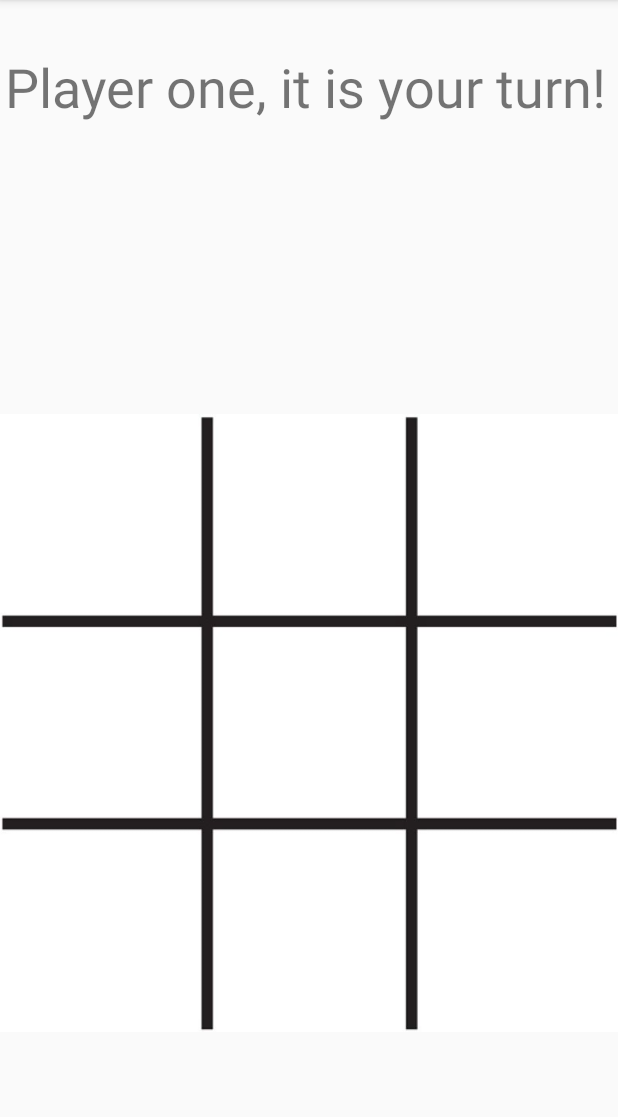
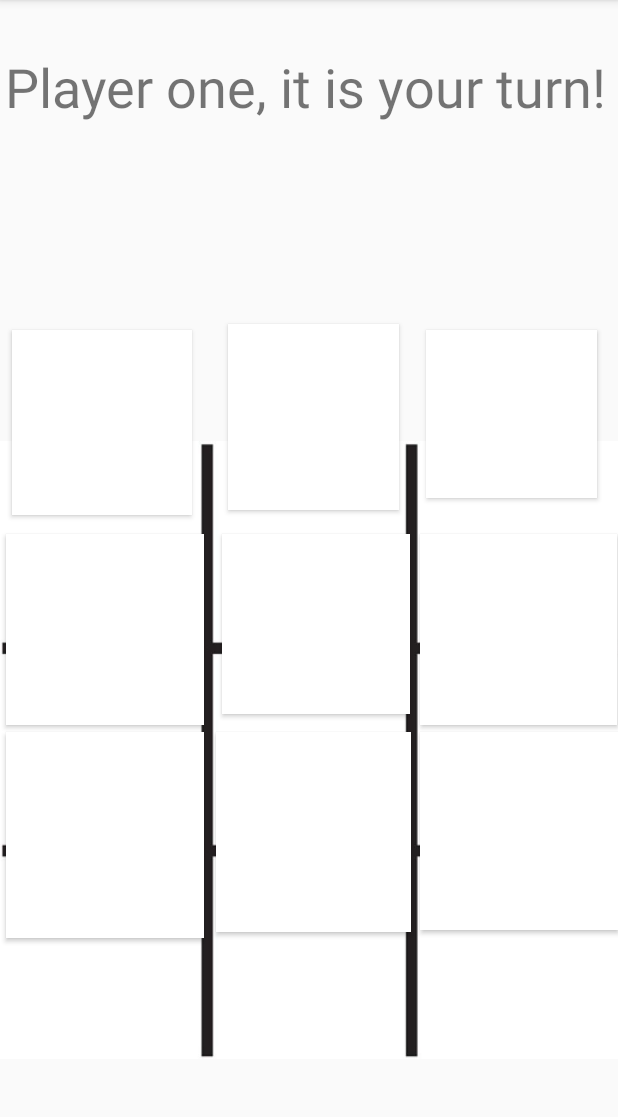
Before and after one commit to DanielSapp/Tic_Tac_Toe, an Android app: the GameActivity screen opened directly, with no data from a screen before it, on a phone screen of 412 x 824 dp, the part 84-1201 px from its top. Run offline under Robolectric (Android 15) with nearby library versions, the phone set to English and light mode, and no system bars.

Commit message:
Comppleted GameActivity with full game logic.  Made on-board buttons match the background.  All changes after this will be cosmetic.

```diff
--- a/app/src/main/java/com/example/tictactoe/GameActivity.java
+++ b/app/src/main/java/com/example/tictactoe/GameActivity.java
@@ -11,12 +11,26 @@ public class GameActivity extends AppCompatActivity {
     char currentPlayer = 'X';
     char[] gameState = new char[] {'e','e','e','e','e','e','e','e','e'};
     TextView textDisplay;
+    boolean gameWon = false;
+    Button restartButton;
+    Button[] gameButtons;
 
     @Override
     protected void onCreate(Bundle savedInstanceState) {
         super.onCreate(savedInstanceState);
         setContentView(R.layout.activity_game);
         textDisplay = findViewById(R.id.GameTextDisplay);
+        restartButton = findViewById(R.id.GameRestartButton);
+        gameButtons = new Button[9];
+        gameButtons[0] = findViewById(R.id.ULButton);
+        gameButtons[1] = findViewById(R.id.UMButton);
+        gameButtons[2] = findViewById(R.id.URButton);
+        gameButtons[3] = findViewById(R.id.MLButton);
+        gameButtons[4] = findViewById(R.id.MMButton);
+        gameButtons[5] = findViewById(R.id.MRButton);
+        gameButtons[6] = findViewById(R.id.BLButton);
+        gameButtons[7] = findViewById(R.id.BMButton);
+        gameButtons[8] = findViewById(R.id.BRButton);
     }
     public void onBoardMove(View v) {
         Button clickedButton = (Button) v;
@@ -24,7 +38,7 @@ public class GameActivity extends AppCompatActivity {
         if (cs.length() != 0) {
             return;
         }
-        if (currentPlayer == 1) {
+        if (currentPlayer == 'X') {
             clickedButton.setText("X");
         } else {
             clickedButton.setText("O");
@@ -32,10 +46,21 @@ public class GameActivity extends AppCompatActivity {
         setGameState(clickedButton);
         if (isHorizontalWin() || isVerticalWin() || isDiagonalWin()) {
             displayWinMessage();
-            resetBoard();
+            gameWon = true;
+            spawnResetButton();
+        } else if (boardIsFull()) {
+            displayDrawMessage();
+            gameWon = true;
+            spawnResetButton();
+        } else {
+            if (currentPlayer == 'X') {
+                currentPlayer = 'O';
+                setTextDisplay("Player two, it is your turn!");
+            } else {
+                currentPlayer = 'X';
+                setTextDisplay("Player one, it is your turn!");
+            }
         }
-
-
     }
     private void setGameState(Button clickedButton) {
         switch (clickedButton.getId()) {
@@ -68,7 +93,7 @@ public class GameActivity extends AppCompatActivity {
         }
     }
     private boolean isHorizontalWin() {
-        for (int i = 0; i < gameState.length-2; i++) {
+        for (int i = 0; i < gameState.length-2; i+= 3) {
             if (gameState[i] == currentPlayer && (gameState[i+1] == gameState[i] && gameState[i+2] == gameState[i])) {
                 return true;
             }
@@ -81,8 +106,17 @@ public class GameActivity extends AppCompatActivity {
     private void displayWinMessage() {
         setTextDisplay("Congratulations player " + (currentPlayer == 'X' ? "1" : "2") + ", you won!");
     }
-    private void resetBoard() {
-        //TODO
+    public void restartGame(View v) {
+        if (!gameWon) {return;}
+        gameWon = false;
+        for (int i = 0; i < gameState.length; i++) {
+            gameState[i] = 'e';
+        }
+        for (Button b : gameButtons) {
+            b.setText("");
+        }
+        restartButton.setVisibility(View.INVISIBLE);
+        setTextDisplay("Player one, it is your turn!");
     }
     private boolean isVerticalWin() {
         for (int i = 0; i < 3; i++) {
@@ -93,7 +127,22 @@ public class GameActivity extends AppCompatActivity {
         return false;
     }
     private boolean isDiagonalWin() {
-        //TODO
+        if (gameState[0] == currentPlayer && (gameState[0] == gameState[4] && gameState[0] == gameState[8])) {return true;}
+        if (gameState[2] == currentPlayer && (gameState[2] == gameState[4] && gameState[2] == gameState[6])) {return true;}
         return false;
     }
+    private void spawnResetButton() {
+        restartButton.setVisibility(View.VISIBLE);
+    }
+    private boolean boardIsFull() {
+        for (char c : gameState) {
+            if (c == 'e') {
+                return false;
+            }
+        }
+        return true;
+    }
+    private void displayDrawMessage() {
+        setTextDisplay("Game over, nobody wins!");
+    }
 }
--- a/app/src/main/res/layout/activity_game.xml
+++ b/app/src/main/res/layout/activity_game.xml
@@ -21,117 +21,157 @@
         android:id="@+id/imageView"
         android:layout_width="wrap_content"
         android:layout_height="wrap_content"
-        android:layout_marginTop="98dp"
+        android:layout_marginTop="116dp"
         android:contentDescription="@string/TicTacToeImageDescription"
         app:layout_constraintStart_toStartOf="parent"
         app:layout_constraintTop_toTopOf="parent"
-        app:srcCompat="@drawable/TicTacToeBoard" />
+        app:srcCompat="@drawable/tictactoeboard" />
 
     <Button
-        android:id="@+id/ULButton"
-        android:layout_width="120dp"
-        android:layout_height="123dp"
-        android:layout_marginStart="7dp"
-        android:layout_marginTop="264dp"
+        android:id="@+id/UMButton"
+        style="@style/BoardButton"
+        android:layout_width="114dp"
+        android:layout_height="124dp"
+        android:layout_marginStart="152dp"
+        android:layout_marginTop="216dp"
+        android:background="@color/white"
         android:onClick="onBoardMove"
+        android:textColor="@android:color/black"
         android:textSize="36sp"
+        android:visibility="visible"
+        app:layout_constraintStart_toStartOf="parent"
+        app:layout_constraintTop_toTopOf="parent" />
+
+    <Button
+        android:id="@+id/URButton"
+        style="@style/BoardButton"
+        android:layout_width="114dp"
+        android:layout_height="112dp"
+        android:layout_marginStart="284dp"
+        android:layout_marginTop="220dp"
+        android:background="@color/white"
+        android:onClick="onBoardMove"
+        android:textColor="@android:color/black"
+        android:textSize="36sp"
+        android:visibility="visible"
+        app:layout_constraintStart_toStartOf="parent"
+        app:layout_constraintTop_toTopOf="parent" />
+
+    <Button
+        android:id="@+id/MMButton"
+        style="@style/BoardButton"
+        android:layout_width="125dp"
+        android:layout_height="120dp"
+        android:layout_marginStart="148dp"
+        android:layout_marginTop="356dp"
+        android:background="@color/white"
+        android:onClick="onBoardMove"
+        android:textColor="@android:color/black"
+        android:textSize="36sp"
+        android:visibility="visible"
+        app:layout_constraintStart_toStartOf="parent"
+        app:layout_constraintTop_toTopOf="parent" />
+
+    <Button
+        android:id="@+id/MRButton"
+        style="@style/BoardButton"
+        android:layout_width="131dp"
+        android:layout_height="127dp"
+        android:layout_marginStart="280dp"
+        android:layout_marginTop="356dp"
+        android:background="@color/white"
+        android:onClick="onBoardMove"
+        android:textColor="@android:color/black"
+        android:textSize="36sp"
+        android:visibility="visible"
+        app:layout_constraintStart_toStartOf="parent"
+        app:layout_constraintTop_toTopOf="parent" />
+
+    <Button
+        android:id="@+id/MLButton"
+        style="@style/BoardButton"
+        android:layout_width="132dp"
+        android:layout_height="127dp"
+        android:layout_marginStart="4dp"
+        android:layout_marginTop="356dp"
+        android:background="@color/white"
+        android:onClick="onBoardMove"
+        android:textColor="@android:color/black"
+        android:textSize="36sp"
+        android:visibility="visible"
+        app:layout_constraintStart_toStartOf="parent"
+        app:layout_constraintTop_toTopOf="parent" />
+
+    <Button
+        android:id="@+id/BLButton"
+        style="@style/BoardButton"
+        android:layout_width="132dp"
+        android:layout_height="137dp"
+        android:layout_marginStart="4dp"
+        android:layout_marginTop="488dp"
+        android:background="@color/white"
+        android:onClick="onBoardMove"
+        android:textColor="@android:color/black"
+        android:textSize="36sp"
+        android:visibility="visible"
+        app:layout_constraintStart_toStartOf="parent"
+        app:layout_constraintTop_toTopOf="parent" />
+
+    <Button
+        android:id="@+id/BMButton"
+        style="@style/BoardButton"
+        android:layout_width="130dp"
+        android:layout_height="133dp"
+        android:layout_marginStart="144dp"
+        android:layout_marginTop="488dp"
+        android:background="@color/white"
+        android:onClick="onBoardMove"
+        android:textColor="@android:color/black"
+        android:textSize="36sp"
+        android:visibility="visible"
+        app:layout_constraintStart_toStartOf="parent"
+        app:layout_constraintTop_toTopOf="parent" />
+
+    <Button
+        android:id="@+id/BRButton"
+        style="@style/BoardButton"
+        android:layout_width="132dp"
+        android:layout_height="132dp"
+        android:layout_marginStart="280dp"
+        android:layout_marginTop="488dp"
+        android:background="@color/white"
+        android:onClick="onBoardMove"
+        android:textColor="@android:color/black"
+        android:textSize="36sp"
+        android:visibility="visible"
+        app:layout_constraintStart_toStartOf="parent"
+        app:layout_constraintTop_toTopOf="parent" />
+
+    <Button
+        android:id="@+id/GameRestartButton"
+        android:layout_width="wrap_content"
+        android:layout_height="wrap_content"
+        android:layout_marginStart="104dp"
+        android:layout_marginTop="124dp"
+        android:onClick="restartGame"
+        android:text="@string/GameRestartButtonText"
         android:visibility="invisible"
         app:layout_constraintStart_toStartOf="parent"
         app:layout_constraintTop_toTopOf="parent" />
 
     <Button
-        android:id="@+id/UMButton"
-        android:layout_width="114dp"
-        android:layout_height="124dp"
-        android:layout_marginStart="150dp"
-        android:layout_marginTop="262dp"
+        android:id="@+id/ULButton"
+        style="@style/BoardButton"
+        android:layout_width="120dp"
+        android:layout_height="123dp"
+        android:layout_marginStart="8dp"
+        android:layout_marginTop="220dp"
+        android:background="@color/white"
         android:onClick="onBoardMove"
+        android:textColor="@android:color/black"
         android:textSize="36sp"
-        android:visibility="invisible"
+        android:visibility="visible"
         app:layout_constraintStart_toStartOf="parent"
         app:layout_constraintTop_toTopOf="parent" />
 
-    <Button
-        android:id="@+id/URButton"
-        android:layout_width="114dp"
-        android:layout_height="112dp"
-        android:layout_marginStart="284dp"
-        android:layout_marginTop="266dp"
-        android:onClick="onBoardMove"
-        android:textSize="36sp"
-        android:visibility="invisible"
-        app:layout_constraintStart_toStartOf="parent"
-        app:layout_constraintTop_toTopOf="parent" />
-
-    <Button
-        android:id="@+id/MMButton"
-        android:layout_width="125dp"
-        android:layout_height="120dp"
-        android:layout_marginStart="145dp"
-        android:layout_marginTop="402dp"
-        android:onClick="onBoardMove"
-        android:textSize="36sp"
-        android:visibility="invisible"
-        app:layout_constraintStart_toStartOf="parent"
-        app:layout_constraintTop_toTopOf="parent" />
-
-    <Button
-        android:id="@+id/MRButton"
-        android:layout_width="131dp"
-        android:layout_height="127dp"
-        android:layout_marginStart="278dp"
-        android:layout_marginTop="400dp"
-        android:onClick="onBoardMove"
-        android:textSize="36sp"
-        android:visibility="invisible"
-        app:layout_constraintStart_toStartOf="parent"
-        app:layout_constraintTop_toTopOf="parent" />
-
-    <Button
-        android:id="@+id/MLButton"
-        android:layout_width="132dp"
-        android:layout_height="127dp"
-        android:layout_marginStart="1dp"
-        android:layout_marginTop="400dp"
-        android:onClick="onBoardMove"
-        android:textSize="36sp"
-        android:visibility="invisible"
-        app:layout_constraintStart_toStartOf="parent"
-        app:layout_constraintTop_toTopOf="parent" />
-
-    <Button
-        android:id="@+id/BLButton"
-        android:layout_width="132dp"
-        android:layout_height="137dp"
-        android:layout_marginStart="1dp"
-        android:layout_marginTop="534dp"
-        android:onClick="onBoardMove"
-        android:textSize="36sp"
-        android:visibility="invisible"
-        app:layout_constraintStart_toStartOf="parent"
-        app:layout_constraintTop_toTopOf="parent" />
-
-    <Button
-        android:id="@+id/BMButton"
-        android:layout_width="130dp"
-        android:layout_height="133dp"
-        android:layout_marginStart="142dp"
-        android:layout_marginTop="534dp"
-        android:onClick="onBoardMove"
-        android:textSize="36sp"
-        android:visibility="invisible"
-        app:layout_constraintStart_toStartOf="parent"
-        app:layout_constraintTop_toTopOf="parent" />
-
-    <Button
-        android:id="@+id/BRButton"
-        android:layout_width="132dp"
-        android:layout_height="132dp"
-        android:layout_marginStart="277dp"
-        android:layout_marginTop="533dp"
-        android:onClick="onBoardMove"
-        android:textSize="36sp"
-        android:visibility="invisible"
-        app:layout_constraintStart_toStartOf="parent"
-        app:layout_constraintTop_toTopOf="parent" />
 </androidx.constraintlayout.widget.ConstraintLayout>
--- a/app/src/main/res/layout/activity_main.xml
+++ b/app/src/main/res/layout/activity_main.xml
@@ -21,8 +21,8 @@
         android:id="@+id/MenuButton"
         android:layout_width="wrap_content"
         android:layout_height="wrap_content"
-        android:layout_marginStart="120dp"
-        android:layout_marginTop="607dp"
+        android:layout_marginStart="128dp"
+        android:layout_marginTop="468dp"
         android:onClick="startGameActivity"
         android:text="@string/MenuButtonText"
         app:layout_constraintStart_toStartOf="parent"
--- a/app/src/main/res/values/colors.xml
+++ b/app/src/main/res/values/colors.xml
@@ -3,4 +3,5 @@
     <color name="colorPrimary">#008577</color>
     <color name="colorPrimaryDark">#00574B</color>
     <color name="colorAccent">#D81B60</color>
+    <color name="white">#FFFFFF</color>
 </resources>
--- a/app/src/main/res/values/strings.xml
+++ b/app/src/main/res/values/strings.xml
@@ -4,4 +4,5 @@
     <string name="MenuButtonText">Click here to begin!</string>
     <string name="GameTextViewStartingText">Player one, it is your turn!</string>
     <string name="TicTacToeImageDescription">Tic Tac Toe board</string>
+    <string name="GameRestartButtonText">Click here to play again!</string>
 </resources>
--- a/app/src/main/res/values/styles.xml
+++ b/app/src/main/res/values/styles.xml
@@ -7,5 +7,8 @@
         <item name="colorPrimaryDark">@color/colorPrimaryDark</item>
         <item name="colorAccent">@color/colorAccent</item>
     </style>
+    <style name="BoardButton" parent="Widget.AppCompat.Button.Colored">
+        <item name="colorButtonNormal">@color/white</item>
+    </style>
 
 </resources>
```
Also changed, not shown: app/src/main/res/drawable-v24/tictactoeboard.jpg (renamed from app/src/main/res/drawable-v24/TicTacToeBoard.jpg).
